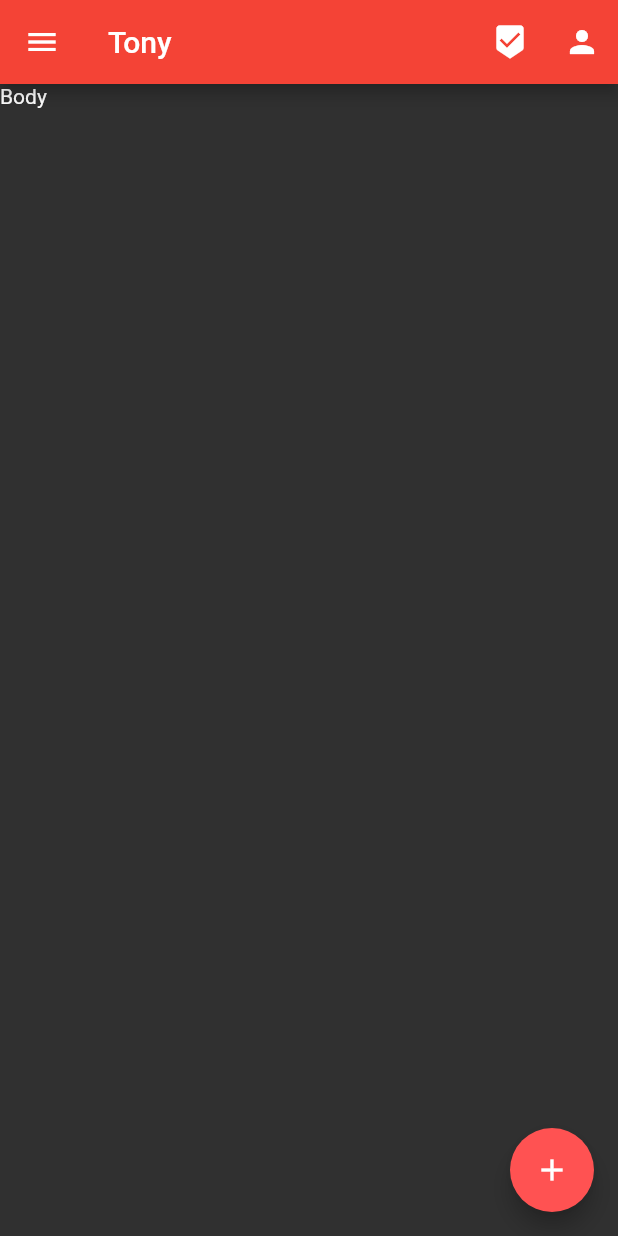
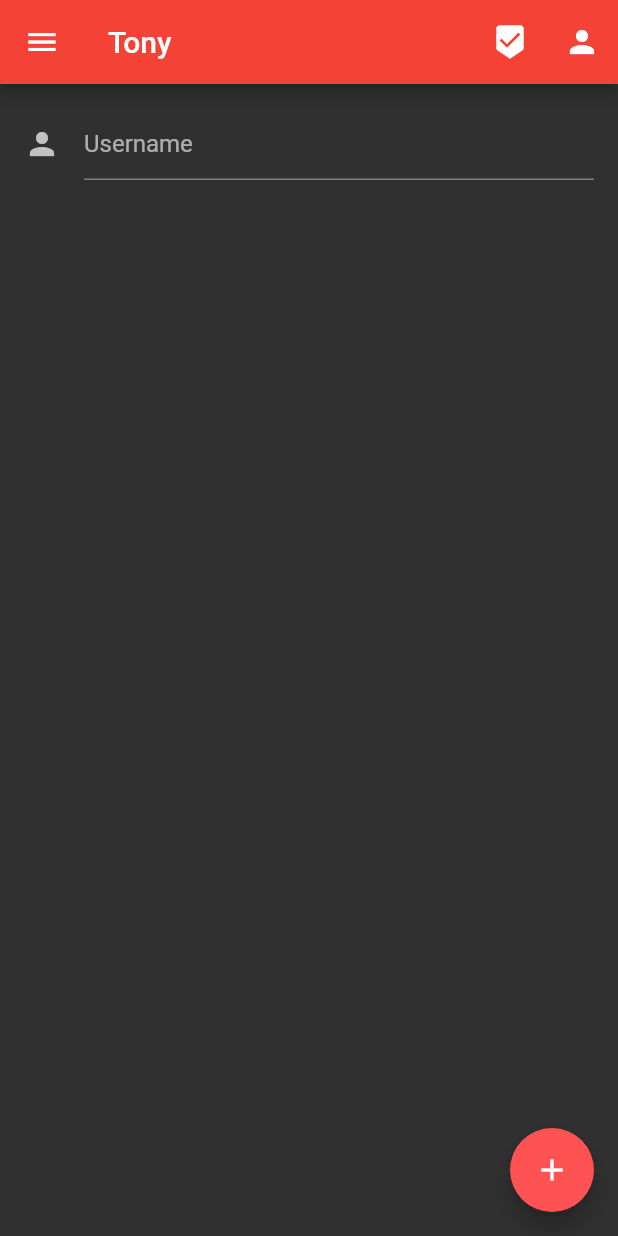
Before and after one commit to tonyhoangdev/flutter2, a Flutter app: the screen it shows after launch, on a phone screen of 412 x 824 dp. Run offline on Flutter 3.47's test engine with Material 2 defaults, Android fonts, the phone set to English and light mode, and no system bars.

Commit message:
TextField

```diff
--- a/flutter_app/lib/main.dart
+++ b/flutter_app/lib/main.dart
@@ -230,7 +230,18 @@ class _MyStatefulWidget2State extends State<MyStatefulWidget2> {
       ),
       body: Column(
         children: <Widget>[
-          Text("Body"),
+          Padding(
+            padding: const EdgeInsets.all(16.0),
+            child: TextField(
+              decoration: InputDecoration(
+                icon: Icon(Icons.person),
+                hintText: "Username"
+              ),
+              onChanged: (input) {
+                print(input);
+              },
+            ),
+          )
         ],
       )
     );
```
